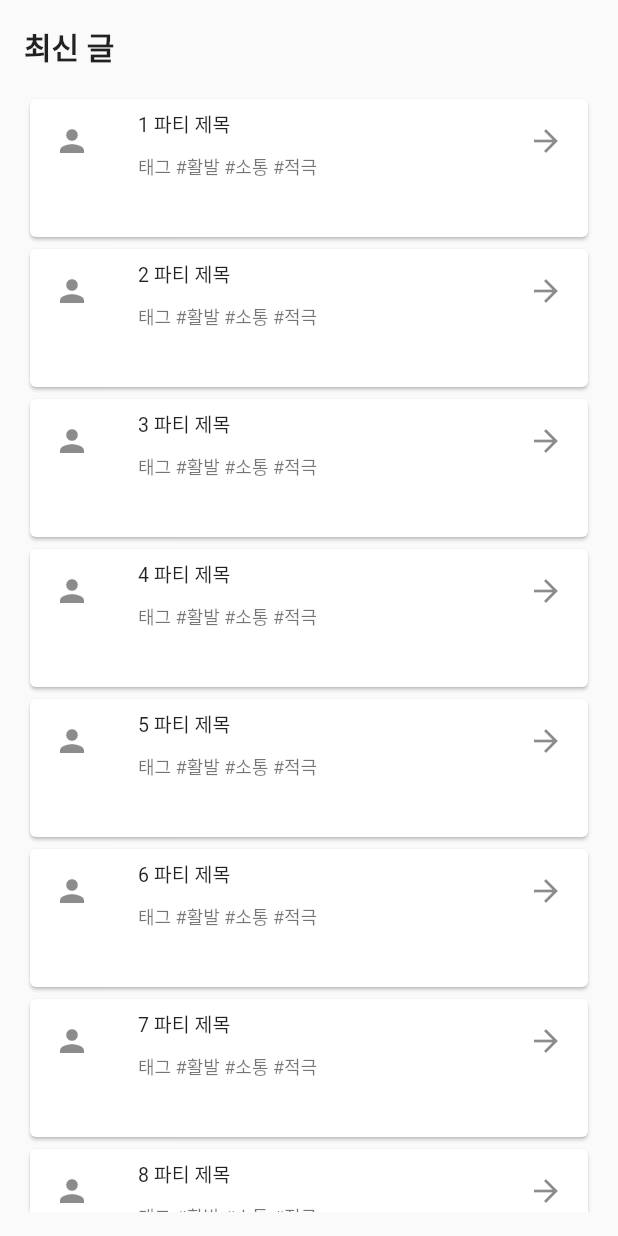
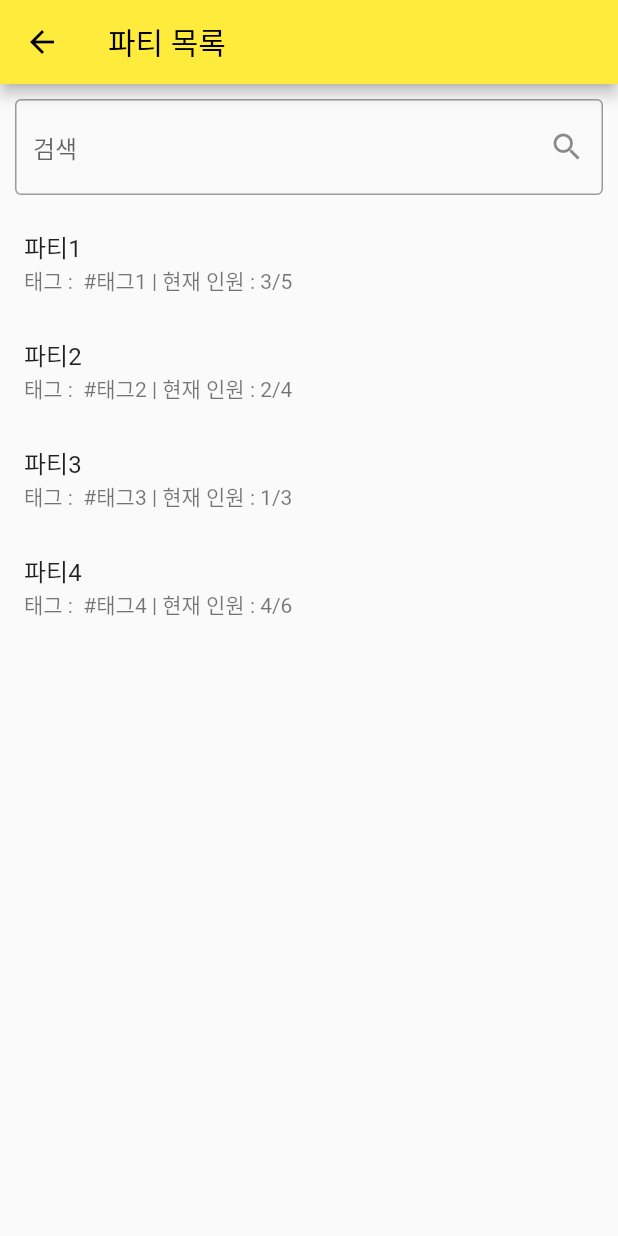
Before and after one commit to 23-1-CapstoneDesign/FIGHT_GONGGANG, a Flutter app: the PartyPage screen opened directly, on a phone screen of 412 x 824 dp. Run offline on Flutter 3.47's test engine with Material 2 defaults, Android fonts, the light colour scheme and no system bars; our stand-ins replace flutter_dotenv, flutter_time_picker_spinner, fluttertoast, geolocator, google_fonts, image_picker and 2 more; missing offline and left inert: cupertino_date_textbox, kakaomap_webview, mongo_dart, mysql1; accounts and stored records are empty; network calls fail.

Commit message:
파티 목록

```diff
--- a/lib/Maintab.dart
+++ b/lib/Maintab.dart
@@ -6,7 +6,7 @@ import 'Maintab/comunity/community_main.dart';
 import 'Maintab/home/home.dart';
 import 'Maintab/comunity/comunity.dart';
 import 'Maintab/mypage.dart';
-import 'Maintab/party/party.dart';
+import 'Maintab/party/party_main.dart';
 import 'Maintab/map.dart';
 import 'Maintab/timetable/Timetable.dart';
 import 'Maintab/timetable/AddClass.dart';
@@ -67,9 +67,7 @@ class _MaintabPageState extends State<MaintabPage> {
             label: 'TEST',
           ),
           BottomNavigationBarItem(
-              icon: Icon(Icons.account_balance),
-              label: 'TEST2'
-          )
+              icon: Icon(Icons.account_balance), label: 'TEST2')
         ],
       ),
       drawer: Drawer(child: dashboard()),
--- a/lib/Maintab/party/party.dart
+++ b/lib/Maintab/party/party.dart
@@ -1,90 +1,90 @@
-import 'package:flutter/material.dart';
-import 'package:flutter/services.dart';
-import 'package:shared_preferences/shared_preferences.dart';
-import 'package:fighting_gonggang/Layout/Dashboard.dart';
+// import 'package:flutter/material.dart';
+// import 'package:flutter/services.dart';
+// import 'package:shared_preferences/shared_preferences.dart';
+// import 'package:fighting_gonggang/Layout/Dashboard.dart';
 
-import '../../Layout/navbar.dart';
+// import '../../Layout/navbar.dart';
 
-class PartyPage extends StatelessWidget {
-  DateTime? _lastPressedTime; // 마지막으로 뒤로가기 버튼을 누른 시간
+// class PartyPage extends StatelessWidget {
+//   DateTime? _lastPressedTime; // 마지막으로 뒤로가기 버튼을 누른 시간
 
-  @override
-  Widget build(BuildContext context) {
-    return WillPopScope(
-      onWillPop: () async {
-        // 이전 페이지로 이동하지 않고 원하는 동작을 수행
-        // 예를 들면 다이얼로그 표시 등
-        return false; // true를 반환하면 이전 페이지로 이동
-      },
-      child: Scaffold(
-        // appBar: AppBar(
-        //    title: Text('홈'),
-        // ),
-        body: Container(
-          padding: EdgeInsets.all(16.0),
-          child: Column(
-            crossAxisAlignment: CrossAxisAlignment.start,
-            children: <Widget>[
-              Text(
-                '최신 글',
-                style: TextStyle(fontSize: 20.0, fontWeight: FontWeight.bold),
-              ),
-              SizedBox(height: 16.0),
-              Expanded(
-                child: ListView.builder(
-                  itemCount: 10,
-                  itemBuilder: (BuildContext context, int index) {
-                    return Card(
-                      child: ListTile(
-                          dense: true,
-                          visualDensity: VisualDensity(vertical: 4),
-                          shape: RoundedRectangleBorder(
-                            borderRadius: BorderRadius.circular(15.0),
-                          ),
-                          leading: Icon(Icons.person),
-                          isThreeLine: true,
-                          title: Text('${index + 1} 파티 제목'),
-                          subtitle: Text('태그 #활발 #소통 #적극'),
-                          trailing: Icon(Icons.arrow_forward),
-                          onTap: () {
-                            // 특정 파티를 선택하면 입장 팝업을 띄움
-                            showDialog(
-                                context: context,
-                                barrierDismissible: false, // 바깥 영역 터치시 닫을지 여부
-                                builder: (BuildContext context) {
-                                  return AlertDialog(
-                                    content: Text("이 파티에 들어가시겠습니까?"),
-                                    insetPadding:
-                                        const EdgeInsets.fromLTRB(0, 80, 0, 80),
-                                    actions: [
-                                      TextButton(
-                                        child: const Text('입장'),
-                                        // 선택된 파티 스크린으로 이동
-                                        onPressed: () {
-                                          Navigator.of(context).pop();
-                                        },
-                                      ),
-                                      TextButton(
-                                        child: const Text('취소'), // 팝업 창 닫힘
-                                        onPressed: () {
-                                          Navigator.of(context).pop();
-                                        },
-                                      ),
-                                    ],
-                                  );
-                                });
-                          }),
-                    );
-                  },
-                ),
-              ),
-            ],
-          ),
-        ),
-        drawer: Drawer(
-          child: dashboard(),
-        ),
-      ),
-    );
-  }
-}
+//   @override
+//   Widget build(BuildContext context) {
+//     return WillPopScope(
+//       onWillPop: () async {
+//         // 이전 페이지로 이동하지 않고 원하는 동작을 수행
+//         // 예를 들면 다이얼로그 표시 등
+//         return false; // true를 반환하면 이전 페이지로 이동
+//       },
+//       child: Scaffold(
+//         // appBar: AppBar(
+//         //    title: Text('홈'),
+//         // ),
+//         body: Container(
+//           padding: EdgeInsets.all(16.0),
+//           child: Column(
+//             crossAxisAlignment: CrossAxisAlignment.start,
+//             children: <Widget>[
+//               Text(
+//                 '최신 글',
+//                 style: TextStyle(fontSize: 20.0, fontWeight: FontWeight.bold),
+//               ),
+//               SizedBox(height: 16.0),
+//               Expanded(
+//                 child: ListView.builder(
+//                   itemCount: 10,
+//                   itemBuilder: (BuildContext context, int index) {
+//                     return Card(
+//                       child: ListTile(
+//                           dense: true,
+//                           visualDensity: VisualDensity(vertical: 4),
+//                           shape: RoundedRectangleBorder(
+//                             borderRadius: BorderRadius.circular(15.0),
+//                           ),
+//                           leading: Icon(Icons.person),
+//                           isThreeLine: true,
+//                           title: Text('${index + 1} 파티 제목'),
+//                           subtitle: Text('태그 #활발 #소통 #적극'),
+//                           trailing: Icon(Icons.arrow_forward),
+//                           onTap: () {
+//                             // 특정 파티를 선택하면 입장 팝업을 띄움
+//                             showDialog(
+//                                 context: context,
+//                                 barrierDismissible: false, // 바깥 영역 터치시 닫을지 여부
+//                                 builder: (BuildContext context) {
+//                                   return AlertDialog(
+//                                     content: Text("이 파티에 들어가시겠습니까?"),
+//                                     insetPadding:
+//                                         const EdgeInsets.fromLTRB(0, 80, 0, 80),
+//                                     actions: [
+//                                       TextButton(
+//                                         child: const Text('입장'),
+//                                         // 선택된 파티 스크린으로 이동
+//                                         onPressed: () {
+//                                           Navigator.of(context).pop();
+//                                         },
+//                                       ),
+//                                       TextButton(
+//                                         child: const Text('취소'), // 팝업 창 닫힘
+//                                         onPressed: () {
+//                                           Navigator.of(context).pop();
+//                                         },
+//                                       ),
+//                                     ],
+//                                   );
+//                                 });
+//                           }),
+//                     );
+//                   },
+//                 ),
+//               ),
+//             ],
+//           ),
+//         ),
+//         drawer: Drawer(
+//           child: dashboard(),
+//         ),
+//       ),
+//     );
+//   }
+// }
--- /dev/null
+++ b/lib/Maintab/party/party_main.dart
@@ -0,0 +1,114 @@
+import 'package:flutter/material.dart';
+import 'package:flutter/services.dart';
+import 'package:shared_preferences/shared_preferences.dart';
+import 'package:fighting_gonggang/Layout/Dashboard.dart';
+import '../../Layout/navbar.dart';
+
+import 'party_popup.dart';
+
+class Post {
+  final String partyName;
+  final String tag;
+  final int currentMembers;
+  final int totalMembers;
+  final String? description;
+
+  Post({
+    required this.partyName,
+    required this.tag,
+    required this.currentMembers,
+    required this.totalMembers,
+    this.description,
+  });
+}
+
+class PartyPage extends StatefulWidget {
+  DateTime? _lastPressedTime; // 마지막으로 뒤로가기 버튼을 누른 시간
+
+  @override
+  _PartyPageState createState() => _PartyPageState();
+}
+
+class _PartyPageState extends State<PartyPage> {
+  List<Post> posts = [
+    Post(partyName: '파티1', tag: ' #태그1', currentMembers: 3, totalMembers: 5),
+    Post(partyName: '파티2', tag: ' #태그2', currentMembers: 2, totalMembers: 4),
+    Post(partyName: '파티3', tag: ' #태그3', currentMembers: 1, totalMembers: 3),
+    Post(partyName: '파티4', tag: ' #태그4', currentMembers: 4, totalMembers: 6),
+    // 추후 DB연결
+  ];
+
+  String searchText = '';
+
+  List<Post> get filteredPosts {
+    return posts.where((post) {
+      final partyNameLower = post.partyName.toLowerCase();
+      final tagLower = post.tag.toLowerCase();
+      final searchLower = searchText.toLowerCase();
+      return partyNameLower.contains(searchLower) ||
+          tagLower.contains(searchLower);
+    }).toList();
+  }
+
+  void showPartyDetails(BuildContext context, Post post) {
+    showDialog(
+      context: context,
+      builder: (BuildContext context) {
+        return PartyDetailsPopup(
+          partyName: post.partyName,
+          tag: post.tag,
+          currentMembers: post.currentMembers,
+          totalMembers: post.totalMembers,
+          description: post.description,
+        );
+      },
+    );
+  }
+
+  @override
+  Widget build(BuildContext context) {
+    return Scaffold(
+      appBar: AppBar(
+        title: Text('파티 목록'),
+      ),
+      body: Column(
+        children: [
+          Container(
+            margin: EdgeInsets.all(10),
+            child: TextField(
+              onChanged: (value) {
+                setState(() {
+                  searchText = value;
+                });
+              },
+              decoration: InputDecoration(
+                hintText: '검색',
+                border: OutlineInputBorder(
+                  borderSide: BorderSide(width: 1.5),
+                ),
+                suffixIcon: Icon(Icons.search),
+              ),
+            ),
+          ),
+          Expanded(
+            child: ListView.builder(
+              itemCount: filteredPosts.length,
+              itemBuilder: (context, index) {
+                final post = filteredPosts[index];
+                return ListTile(
+                  title: Text(post.partyName),
+                  subtitle: Text(
+                      '태그 : ${post.tag} | 현재 인원 : ${post.currentMembers}/${post.totalMembers}'),
+                  // 게시글 내용을 표시
+                  onTap: () {
+                    showPartyDetails(context, post);
+                  },
+                );
+              },
+            ),
+          ),
+        ],
+      ),
+    );
+  }
+}
```
Also changed, not shown: lib/Maintab/party/party_popup.dart (added, +49 -0 lines), lib/dbconfig/db.dart (+4 -8 lines), lib/login.dart (+12 -23 lines), pubspec.lock, 1 other file.
